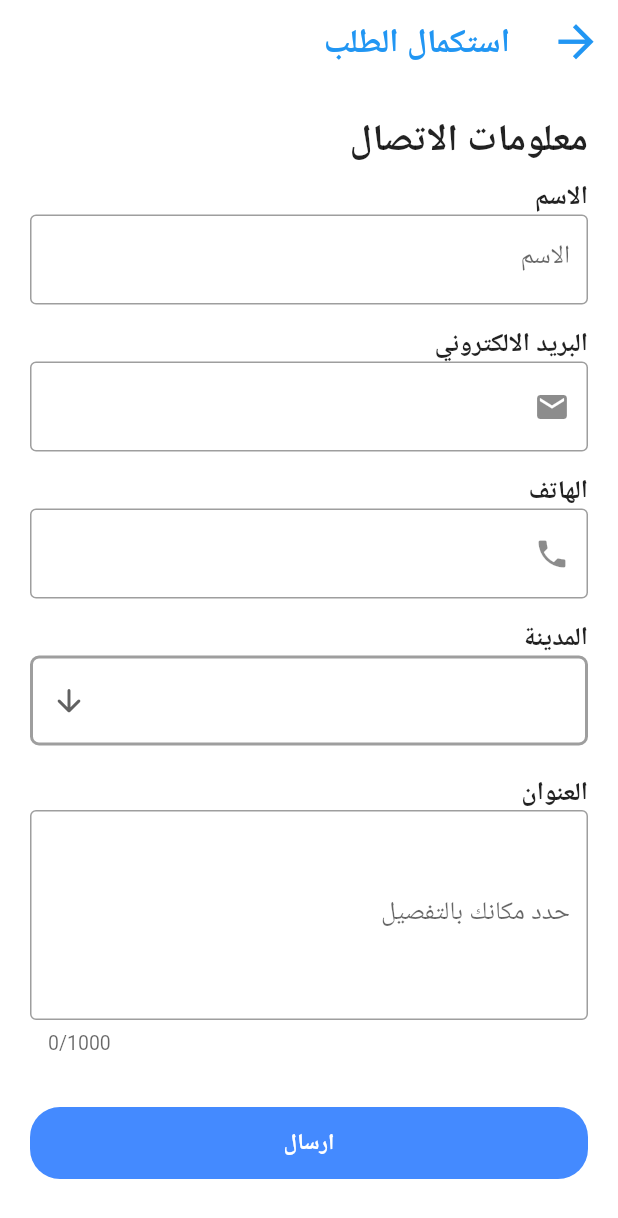
After one commit to MohammadHalaweh7/Graduation-Software-project, a Flutter app: the OrderScreen screen opened directly, on a phone screen of 412 x 824 dp. The commit adds this screen. Shown: the top 1218 px of the screen. Run offline on Flutter 3.47's test engine with Material 2 defaults, Android fonts, the phone set to English and light mode, and no system bars; our stand-ins replace bloc, carousel_slider, conditional_builder, dio, flutter_bloc, hexcolor and 5 more; accounts and stored records are empty; network calls fail.

Commit message:
orderscreen

```diff
--- a/lib/modules/cart/cart_screen.dart
+++ b/lib/modules/cart/cart_screen.dart
@@ -10,6 +10,7 @@ import 'package:udemy_flutter/models/user/user_model.dart';
 import 'package:udemy_flutter/modules/join/joinApp_screen.dart';
 import 'package:udemy_flutter/modules/language/language_screen.dart';
 import 'package:udemy_flutter/modules/login/login_screen.dart';
+import 'package:udemy_flutter/modules/order/order_screen.dart';
 //import 'package:udemy_flutter/modules/order/order_screen.dart';
 import 'package:udemy_flutter/modules/password/password_screen.dart';
 import 'package:udemy_flutter/modules/phone/phone_screen.dart';
@@ -301,7 +302,10 @@ class _CartScreenState extends State<CartScreen> {
                     ),
                     child: MaterialButton(
                       onPressed: () {
-                        // Navigator.push(context,MaterialPageRoute(builder: (context) => OrderScreen()));
+                        Navigator.push(
+                            context,
+                            MaterialPageRoute(
+                                builder: (context) => OrderScreen()));
                       },
                       child: Row(
                         crossAxisAlignment: CrossAxisAlignment.center,
--- /dev/null
+++ b/lib/modules/order/order_screen.dart
@@ -0,0 +1,308 @@
+import 'package:flutter/cupertino.dart';
+import 'package:flutter/gestures.dart';
+import 'package:flutter/material.dart';
+import 'package:udemy_flutter/layout/shop_layout/shop_layout.dart';
+import 'package:udemy_flutter/modules/join/joinApp_screen.dart';
+import 'package:udemy_flutter/modules/language/language_screen.dart';
+import 'package:udemy_flutter/modules/login/login_screen.dart';
+import 'package:udemy_flutter/modules/my_orders/my_orders_screen.dart';
+import 'package:udemy_flutter/modules/password/password_screen.dart';
+import 'package:udemy_flutter/modules/phone/phone_screen.dart';
+import 'package:udemy_flutter/modules/products/products_screen.dart';
+import 'package:udemy_flutter/shared/components/components.dart';
+import 'package:udemy_flutter/modules/signup/signUp_screen.dart';
+import "package:url_launcher/url_launcher.dart";
+import '../../src/my_app.dart';
+
+class OrderScreen extends StatefulWidget {
+  @override
+  State<OrderScreen> createState() => _OrderScreenState();
+}
+
+class _OrderScreenState extends State<OrderScreen> {
+  var formkey = GlobalKey<FormState>();
+  var emailController = TextEditingController();
+  final items = [
+    'القدس',
+    'راماالله',
+    "نابلس",
+    "بيت لحم",
+    "طولكرم",
+    "قلقيلية",
+    "الخليل",
+    "سلفيت",
+    "الداخل"
+  ];
+  String? value;
+
+  @override
+  Widget build(BuildContext context) {
+    return Scaffold(
+      appBar: AppBar(
+        backgroundColor: Colors.white,
+        leading: IconButton(
+            onPressed: onNotification,
+            icon: Icon(
+              Icons.arrow_back,
+              color: Colors.blue,
+              size: 35,
+            )),
+        title: Text(
+          "استكمال الطلب",
+          style: TextStyle(
+            color: Colors.blue,
+            fontSize: 22,
+            fontWeight: FontWeight.bold,
+          ),
+        ),
+      ),
+      body: SingleChildScrollView(
+        scrollDirection: Axis.vertical,
+        child: Padding(
+          padding: const EdgeInsets.all(20),
+          child: Container(
+            child: SingleChildScrollView(
+              child: Form(
+                key: formkey,
+                child: Column(
+                  crossAxisAlignment: CrossAxisAlignment.start,
+                  children: [
+                    //معلومات الاتصال------------------------------------------------------------------------------------------------------
+                    Text(
+                      "معلومات الاتصال",
+                      style:
+                          TextStyle(fontWeight: FontWeight.bold, fontSize: 25),
+                    ),
+                    SizedBox(
+                      height: 10,
+                    ),
+                    //الاسم-----------------------------------------------------------------------------------------------------------------
+                    Text(
+                      "الاسم",
+                      style:
+                          TextStyle(fontWeight: FontWeight.bold, fontSize: 17),
+                    ),
+                    TextFormField(
+                      onFieldSubmitted: (String value) {
+                        print(value);
+                      },
+                      onChanged: (String value) {
+                        print(value);
+                      },
+                      decoration: InputDecoration(
+                        // hintText: "البريد الالكتروني",
+                        labelText: "الاسم",
+
+                        border: OutlineInputBorder(),
+                      ),
+                    ),
+                    SizedBox(
+                      height: 15,
+                    ),
+                    //البريد الالكتروني------------------------------------------------------------------------------------------------------
+                    Text(
+                      "البريد الالكتروني",
+                      style:
+                          TextStyle(fontWeight: FontWeight.bold, fontSize: 17),
+                    ),
+                    TextFormField(
+                      controller: emailController,
+                      keyboardType: TextInputType.emailAddress,
+                      onFieldSubmitted: (String value) {
+                        print(value);
+                      },
+                      onChanged: (String value) {
+                        print(value);
+                      },
+                      validator: (value) {
+                        if (value!.isEmpty) {
+                          return "الرجاء ادخال البريد الالكتروني";
+                        }
+                        return null;
+                      },
+                      decoration: InputDecoration(
+                        prefixIcon: Icon(Icons.email),
+                        border: OutlineInputBorder(),
+                      ),
+                    ),
+                    SizedBox(
+                      height: 15,
+                    ),
+                    //الهاتف---------------------------------------------------------------------------------------------------------------
+                    Text(
+                      "الهاتف",
+                      style:
+                          TextStyle(fontWeight: FontWeight.bold, fontSize: 17),
+                    ),
+                    TextFormField(
+                      keyboardType: TextInputType.phone,
+                      onFieldSubmitted: (String value) {
+                        print(value);
+                      },
+                      onChanged: (String value) {
+                        print(value);
+                      },
+                      validator: (value) {
+                        if (value!.isEmpty) {
+                          return "الرجاء ادخال رقم الهاتف";
+                        }
+                        return null;
+                      },
+                      decoration: InputDecoration(
+                        prefixIcon: Icon(Icons.phone),
+                        border: OutlineInputBorder(),
+                      ),
+                    ),
+                    SizedBox(
+                      height: 15,
+                    ),
+                    //المدينة--------------------------------------------------------------------------------------------------------------
+                    Text(
+                      "المدينة",
+                      style:
+                          TextStyle(fontWeight: FontWeight.bold, fontSize: 17),
+                    ),
+                    Padding(
+                      padding: const EdgeInsets.all(0),
+                      child: Container(
+                        child: SingleChildScrollView(
+                          scrollDirection: Axis.vertical,
+                          child: Column(
+                            // crossAxisAlignment: CrossAxisAlignment.center,
+                            children: [
+                              SizedBox(
+                                height: 0,
+                              ),
+                              Container(
+                                margin: EdgeInsets.all(0),
+                                padding: EdgeInsets.symmetric(
+                                    horizontal: 12, vertical: 4),
+                                decoration: BoxDecoration(
+                                    border: Border.all(
+                                        color: Colors.grey, width: 2),
+                                    borderRadius: BorderRadius.circular(6)),
+                                child: DropdownButtonHideUnderline(
+                                  child: DropdownButton<String>(
+                                    icon: Icon(Icons.arrow_downward_rounded),
+                                    isExpanded: true,
+                                    value: value,
+                                    items: items.map(buildMenuItem).toList(),
+                                    onChanged: (value) =>
+                                        setState(() => this.value = value),
+                                  ),
+                                ),
+                              ),
+                              SizedBox(
+                                height: 20,
+                              ),
+                            ],
+                          ),
+                        ),
+                      ),
+                    ),
+                    //العنوان--------------------------------------------------------------------------------------------------------------
+                    Text(
+                      "العنوان",
+                      style:
+                          TextStyle(fontWeight: FontWeight.bold, fontSize: 17),
+                    ),
+                    TextFormField(
+                      keyboardType: TextInputType.multiline,
+                      maxLines: 5,
+                      maxLength: 1000,
+                      decoration: InputDecoration(
+                        labelText: "حدد مكانك بالتفصيل",
+                        border: OutlineInputBorder(),
+                      ),
+                    ),
+                    SizedBox(
+                      height: 15,
+                    ),
+                    SizedBox(
+                      height: 20,
+                    ),
+                    //ارسال-----------------------------------------------------------------------------------------------------------------
+                    Container(
+                      width: double.infinity,
+                      decoration: BoxDecoration(
+                        borderRadius: BorderRadius.all(Radius.circular(20.0)),
+                        color: Colors.blueAccent, // width: double.infinity,
+                      ),
+                      child: MaterialButton(
+                        onPressed: () {
+                          if (formkey.currentState!.validate()) {
+                            showDialog(
+                              context: context,
+                              builder: (BuildContext context) =>
+                                  _buildPopupDialog(context),
+                            );
+                          }
+                        },
+                        child: Text(
+                          "ارسال",
+                          style: TextStyle(color: Colors.white),
+                        ),
+                      ),
+                    ),
+                  ],
+                ),
+              ),
+            ),
+          ),
+        ),
+      ),
+    );
+  }
+
+  //Pub up Function--------------------------------------------------------------------------------------------
+  Widget _buildPopupDialog(BuildContext context) {
+    return new AlertDialog(
+      content: new Column(
+        mainAxisSize: MainAxisSize.min,
+        crossAxisAlignment: CrossAxisAlignment.start,
+        children: <Widget>[
+          CircleAvatar(
+              radius: 17,
+              backgroundColor: Colors.blue,
+              child: Icon(
+                Icons.check,
+                color: Colors.white,
+              )),
+          SizedBox(
+            height: 10,
+          ),
+          Text("تم اتمام طلبك بنجاح")
+        ],
+      ),
+      actions: <Widget>[
+        new FlatButton(
+          onPressed: () {
+            Navigator.of(context).pop();
+            Navigator.push(context,
+                MaterialPageRoute(builder: (context) => MyOrdersScreen()));
+          },
+          textColor: Colors.blue,
+          child: const Text('موافق'),
+        ),
+      ],
+    );
+  }
+  //-----------------------------------------------------------------------------------------------------------
+
+  //مش مهم
+  void onNotification() {
+    var ScaffoldKey;
+    ScaffoldKey.currentState?.openDrawer();
+  }
+
+  //هاد الفنكشن لخيارات المدن---------------------------------------------------------------------------------
+  DropdownMenuItem<String> buildMenuItem(String item) => DropdownMenuItem(
+        value: item,
+        child: Text(
+          item,
+          style: TextStyle(fontWeight: FontWeight.bold, fontSize: 15),
+        ),
+      );
+
+  //------------------------------------------------------------------------------------------------------------
+}
--- a/pubspec.yaml
+++ b/pubspec.yaml
@@ -56,6 +56,8 @@ dependencies:
   json_serializable: ^6.2.0
   build_runner: ^2.1.11
   carousel_slider: ^4.1.1
+  rflutter_alert: ^1.0.3
+
 
 
 
```
Also changed, not shown: lib/modules/home/main_screen.dart (+8 -1 lines), lib/modules/my_orders/my_orders_screen.dart (added, +235 -0 lines), pubspec.lock.
